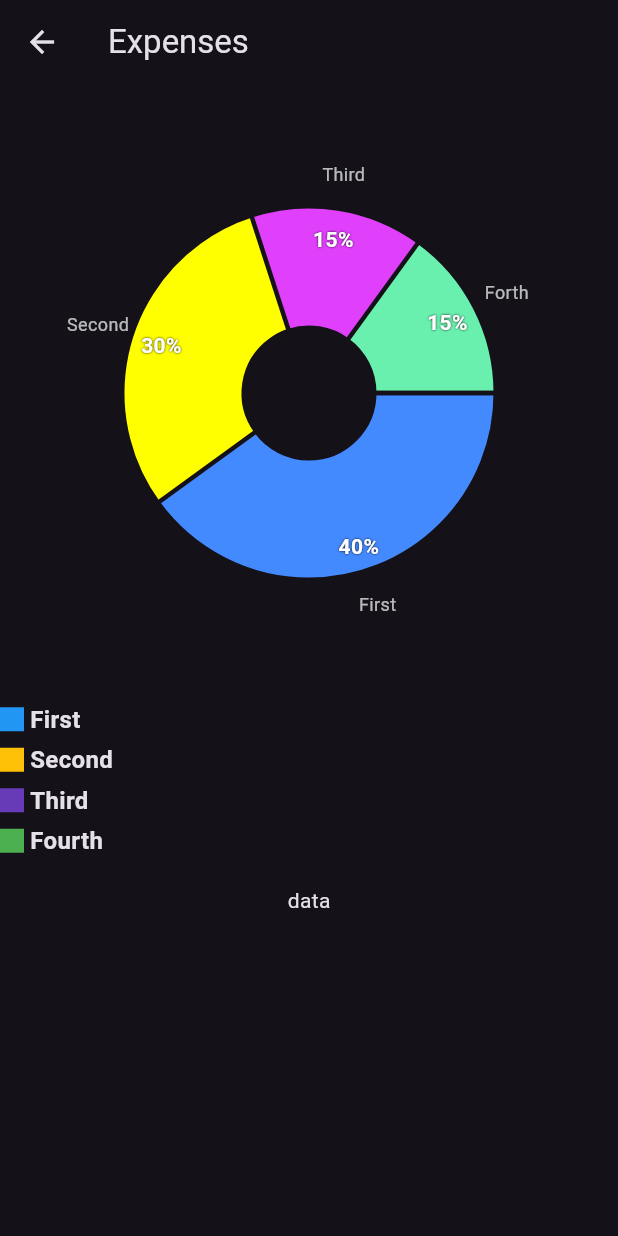
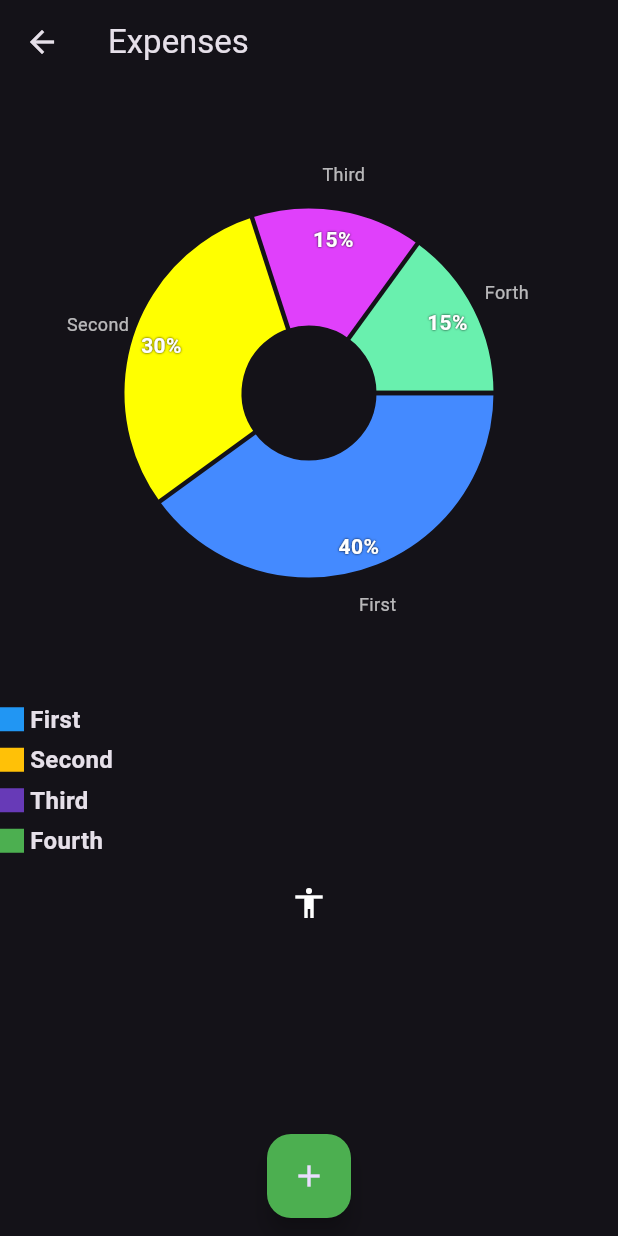
Before and after one commit to kunal-umap/Expances_Manager, a Flutter app: the DetailGraph screen opened directly, on a phone screen of 412 x 824 dp. Run offline on Flutter 3.47's test engine with Material 2 defaults, Android fonts, the light colour scheme and no system bars; drawn by our look-alikes of fl_chart.

Commit message:
some changes

```diff
--- a/lib/pages/Transaction_Page/MoreDetail/MoreDetailWidget/PiChart.dart
+++ b/lib/pages/Transaction_Page/MoreDetail/MoreDetailWidget/PiChart.dart
@@ -15,7 +15,7 @@ class PieChartKuState extends State {
   @override
   Widget build(BuildContext context) {
     return Column(
-      children: <Widget>[
+      children: [
         Center(
           child: Expanded(
             child: AspectRatio(
@@ -49,6 +49,7 @@ class PieChartKuState extends State {
         ),
         const Column(
           mainAxisAlignment: MainAxisAlignment.center,
+          crossAxisAlignment: CrossAxisAlignment.end,
           children: [
             Indicator(
               color: Colors.blue,
--- a/lib/pages/Transaction_Page/MoreDetail/detailGraph.dart
+++ b/lib/pages/Transaction_Page/MoreDetail/detailGraph.dart
@@ -11,15 +11,26 @@ class DetailGraph extends StatelessWidget {
       appBar: AppBar(
         title: const Text("Expenses"),
       ),
-      body: const SingleChildScrollView(
+      body:  const SingleChildScrollView(
         child: Column(
           children: [
             Center(
               child: PieChartKu(),
             ),
-            Text("data")
+            Icon(
+              Icons.accessibility
+            ),
+
           ],
         ),
+      ),
+      floatingActionButtonLocation: FloatingActionButtonLocation.miniCenterFloat,
+      floatingActionButton: FloatingActionButton(
+        // isExtended: true,
+          backgroundColor: Colors.green,
+          onPressed: () {},
+          // isExtended: true,
+          child: const Icon(Icons.add)
       ),
     );
   }
```
